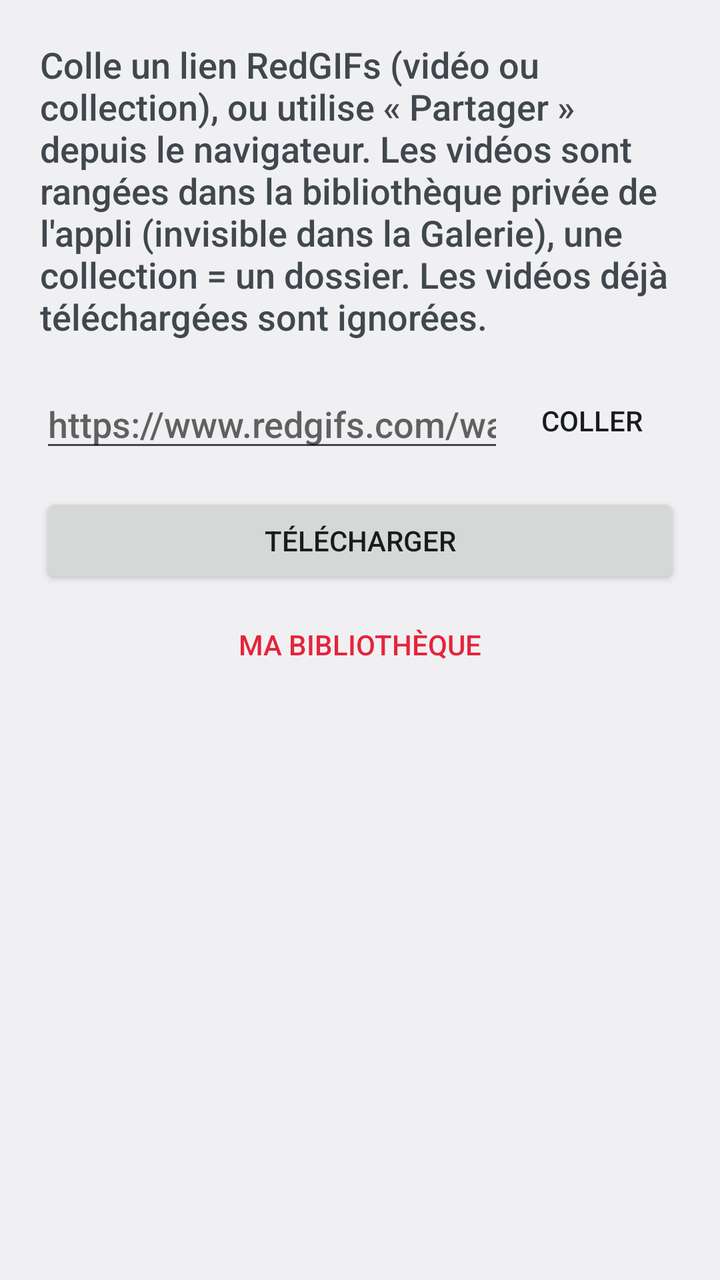
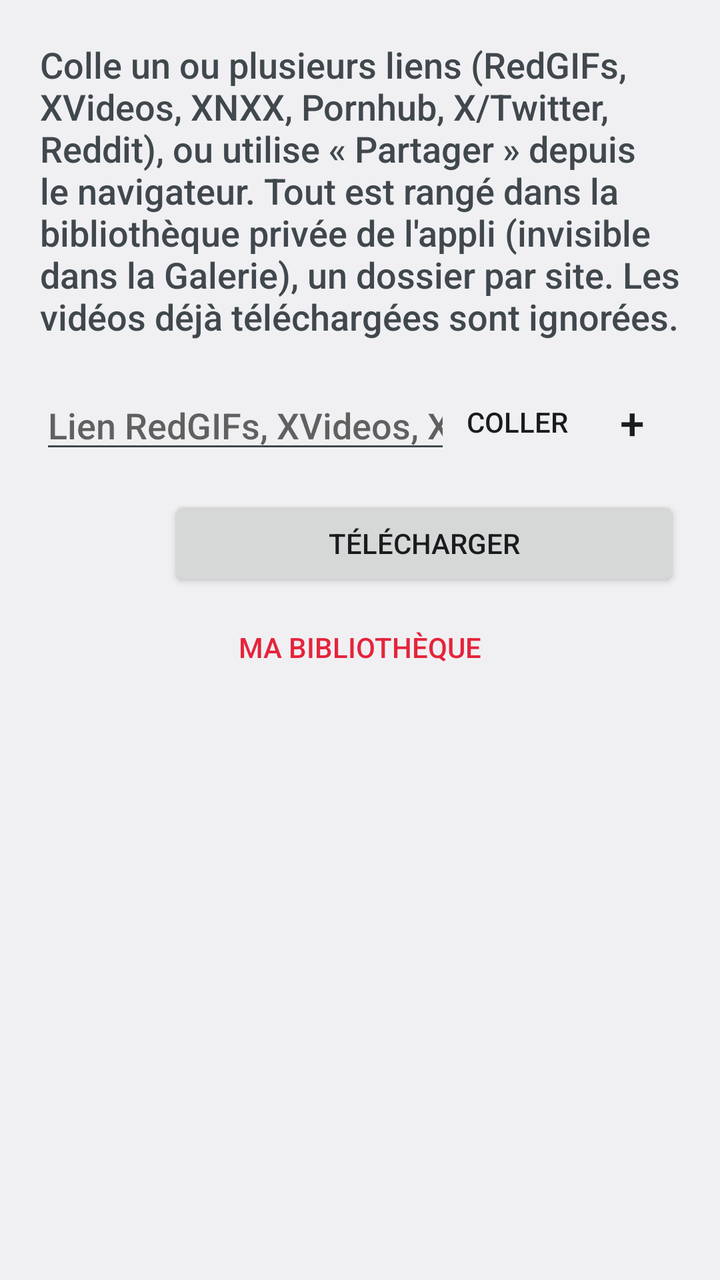

Screens rendered from an Android XML layout before and after an edit, with the pre-edit source and the edit as a unified diff.
<!-- AndroidManifest.xml: application theme AppTheme -->
<!-- res/layout/activity_main.xml -->
<?xml version="1.0" encoding="utf-8"?>
<ScrollView xmlns:android="http://schemas.android.com/apk/res/android"
    android:id="@+id/root"
    android:layout_width="match_parent"
    android:layout_height="match_parent"
    android:fillViewport="true">

    <LinearLayout
        android:layout_width="match_parent"
        android:layout_height="wrap_content"
        android:orientation="vertical"
        android:padding="20dp">

        <TextView
            android:layout_width="match_parent"
            android:layout_height="wrap_content"
            android:layout_marginBottom="16dp"
            android:text="@string/intro"
            android:textAppearance="?android:attr/textAppearanceMedium" />

        <LinearLayout
            android:layout_width="match_parent"
            android:layout_height="wrap_content"
            android:gravity="center_vertical"
            android:orientation="horizontal">

            <EditText
                android:id="@+id/urlInput"
                android:layout_width="0dp"
                android:layout_height="wrap_content"
                android:layout_weight="1"
                android:autofillHints=""
                android:hint="@string/hint_url"
                android:imeOptions="actionGo"
                android:inputType="textUri"
                android:maxLines="3" />

            <Button
                android:id="@+id/pasteButton"
                style="?android:attr/borderlessButtonStyle"
                android:layout_width="wrap_content"
                android:layout_height="wrap_content"
                android:text="@string/paste" />
        </LinearLayout>

        <Button
            android:id="@+id/downloadButton"
            android:layout_width="match_parent"
            android:layout_height="wrap_content"
            android:layout_marginTop="12dp"
            android:text="@string/download" />

        <Button
            android:id="@+id/libraryButton"
            style="?android:attr/buttonBarButtonStyle"
            android:layout_width="match_parent"
            android:layout_height="wrap_content"
            android:layout_marginTop="4dp"
            android:text="@string/library_button" />

        <ProgressBar
            android:id="@+id/progress"
            style="?android:attr/progressBarStyleHorizontal"
            android:layout_width="match_parent"
            android:layout_height="wrap_content"
            android:layout_marginTop="20dp"
            android:max="1000"
            android:visibility="invisible" />

        <TextView
            android:id="@+id/status"
            android:layout_width="match_parent"
            android:layout_height="wrap_content"
            android:layout_marginTop="12dp"
            android:textAppearance="?android:attr/textAppearanceMedium"
            android:textIsSelectable="true" />
    </LinearLayout>
</ScrollView>
<!-- resources referenced by this layout -->
<resources>
  <string name="download">Télécharger</string>
  <string name="hint_url">https://www.redgifs.com/watch/…</string>
  <string name="intro">Colle un lien RedGIFs (vidéo ou collection), ou utilise « Partager » depuis le navigateur. Les vidéos sont rangées dans la bibliothèque privée de l\'appli (invisible dans la Galerie), une collection = un dossier. Les vidéos déjà téléchargées sont ignorées.</string>
  <string name="library_button">Ma bibliothèque</string>
  <string name="paste">Coller</string>
  <style name="AppTheme" parent="android:Theme.Material.Light.DarkActionBar">
          <item name="android:colorPrimary">@color/brand</item>
          <item name="android:colorPrimaryDark">@color/brand_dark</item>
          <item name="android:colorAccent">@color/brand</item>
      </style>
  <color name="brand">#E5243B</color>
  <color name="brand_dark">#B01A2D</color>
</resources>

<!-- the commit's change to res/layout/activity_main.xml (unified diff, before → after) -->
@@ -40,15 +40,49 @@
                 style="?android:attr/borderlessButtonStyle"
                 android:layout_width="wrap_content"
                 android:layout_height="wrap_content"
+                android:minWidth="0dp"
+                android:paddingStart="8dp"
+                android:paddingEnd="8dp"
                 android:text="@string/paste" />
+
+            <Button
+                android:id="@+id/addLinkButton"
+                style="?android:attr/borderlessButtonStyle"
+                android:layout_width="48dp"
+                android:layout_height="wrap_content"
+                android:contentDescription="@string/add_link"
+                android:minWidth="0dp"
+                android:text="+"
+                android:textSize="22sp" />
         </LinearLayout>
 
-        <Button
-            android:id="@+id/downloadButton"
+        
+        <LinearLayout
+            android:id="@+id/extraLinks"
+            android:layout_width="match_parent"
+            android:layout_height="wrap_content"
+            android:orientation="vertical" />
+
+        <LinearLayout
             android:layout_width="match_parent"
             android:layout_height="wrap_content"
             android:layout_marginTop="12dp"
-            android:text="@string/download" />
+            android:orientation="horizontal">
+
+            <Button
+                android:id="@+id/qualityButton"
+                style="?android:attr/buttonBarButtonStyle"
+                android:layout_width="wrap_content"
+                android:layout_height="wrap_content"
+                android:textAllCaps="false" />
+
+            <Button
+                android:id="@+id/downloadButton"
+                android:layout_width="0dp"
+                android:layout_height="wrap_content"
+                android:layout_weight="1"
+                android:text="@string/download" />
+        </LinearLayout>
 
         <Button
             android:id="@+id/libraryButton"
<!-- resource entries referenced after the edit -->
@@ -1,8 +1,9 @@
 <!-- resources referenced by this layout -->
 <resources>
+  <string name="add_link">Ajouter un lien</string>
   <string name="download">Télécharger</string>
-  <string name="hint_url">https://www.redgifs.com/watch/…</string>
-  <string name="intro">Colle un lien RedGIFs (vidéo ou collection), ou utilise « Partager » depuis le navigateur. Les vidéos sont rangées dans la bibliothèque privée de l\'appli (invisible dans la Galerie), une collection = un dossier. Les vidéos déjà téléchargées sont ignorées.</string>
+  <string name="hint_url">Lien RedGIFs, XVideos, XNXX, Pornhub, X/Twitter, Reddit…</string>
+  <string name="intro">Colle un ou plusieurs liens (RedGIFs, XVideos, XNXX, Pornhub, X/Twitter, Reddit), ou utilise « Partager » depuis le navigateur. Tout est rangé dans la bibliothèque privée de l\'appli (invisible dans la Galerie), un dossier par site. Les vidéos déjà téléchargées sont ignorées.</string>
   <string name="library_button">Ma bibliothèque</string>
   <string name="paste">Coller</string>
   <style name="AppTheme" parent="android:Theme.Material.Light.DarkActionBar">
